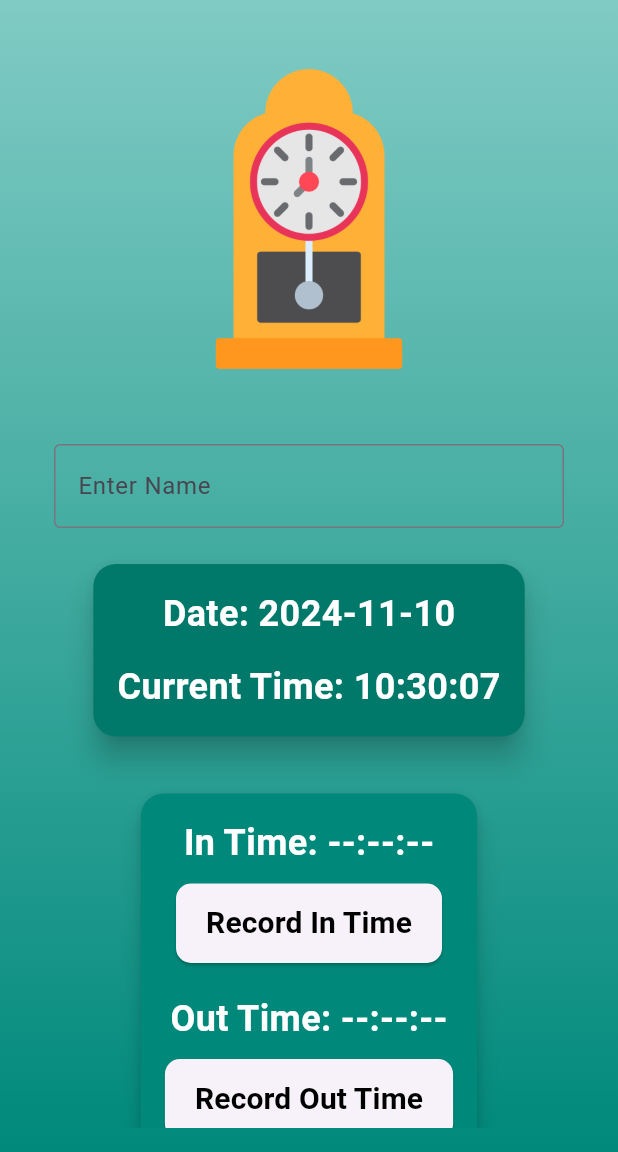
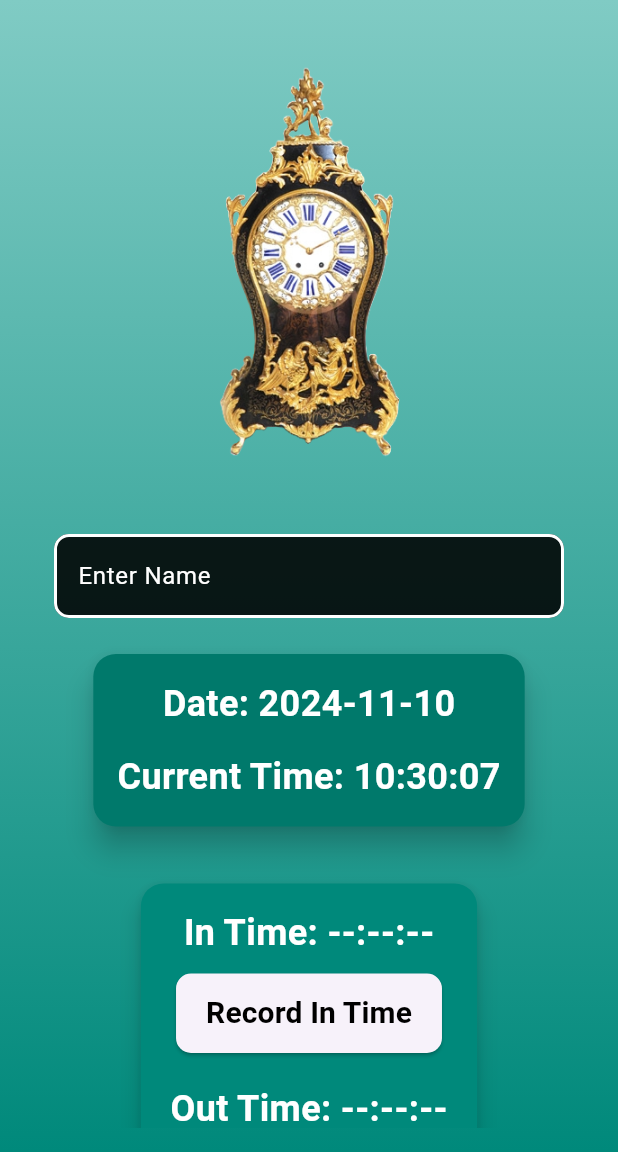
Before and after one commit to samara-aruna/Updated_SLT_Time_Recored_App, a Flutter app: the screen it shows after launch, on a phone screen of 412 x 824 dp, the part 84-1236 px from its top. Run offline on Flutter 3.47's test engine with Material 3 defaults, Android fonts, the light colour scheme and no system bars.

Commit message:
Add another image and decoration to text filed

```diff
--- a/lib/main.dart
+++ b/lib/main.dart
@@ -78,7 +78,7 @@ class _TimeRecorderScreenState extends State<TimeRecorderScreen> {
 
   void copyToClipboard() {
     Clipboard.setData(ClipboardData(text: displayText));
-    ScaffoldMessenger.of(context).showSnackBar(SnackBar(content: Text("Copied to Clipboard")));
+    ScaffoldMessenger.of(context).showSnackBar(const SnackBar(content: Text("Copied to Clipboard")));
   }
 
   String _formatCurrentTime() {
@@ -126,16 +126,31 @@ class _TimeRecorderScreenState extends State<TimeRecorderScreen> {
                 mainAxisAlignment: MainAxisAlignment.center,
                 children: [
                   Padding(
-                    padding: const EdgeInsets.symmetric(vertical: 30.0),
-                    child: Image.asset('assets/two.png', width: 200, height: 200),
+                    padding: const EdgeInsets.symmetric(vertical: 10.0),
+                    child: Image.asset('assets/file.png', width: 300, height: 300),
                   ),
                  Padding(
   padding: const EdgeInsets.all(20.0),
   child: TextField(
     decoration: InputDecoration(
+      filled: true,
+      fillColor: Colors.black87,  // Dark background color
       labelText: 'Enter Name',
-                        border: OutlineInputBorder(),
+      labelStyle: TextStyle(color: Colors.white),  // White label color
+      border: OutlineInputBorder(
+        borderRadius: BorderRadius.circular(10.0),
+        borderSide: BorderSide(color: Colors.white, width: 2.0),  // White border color
       ),
+      enabledBorder: OutlineInputBorder(
+        borderRadius: BorderRadius.circular(10.0),
+        borderSide: BorderSide(color: Colors.white, width: 2.0),
+      ),
+      focusedBorder: OutlineInputBorder(
+        borderRadius: BorderRadius.circular(10.0),
+        borderSide: BorderSide(color: Colors.blueAccent, width: 2.0),  // Accent color on focus
+      ),
+    ),
+    style: TextStyle(color: Colors.white),  // White text color
     onChanged: (value) {
       setState(() {
         userName = value;
@@ -143,6 +158,7 @@ class _TimeRecorderScreenState extends State<TimeRecorderScreen> {
     },
   ),
 ),
+
                   Card(
                     color: Colors.teal[700],
                     shape: RoundedRectangleBorder(
@@ -205,7 +221,7 @@ class _TimeRecorderScreenState extends State<TimeRecorderScreen> {
                           ElevatedButton(
                             onPressed: inTimeRecorded ? null : recordInTime,
                             style: ElevatedButton.styleFrom(
-                              padding: EdgeInsets.symmetric(horizontal: 20, vertical: 12),
+                              padding: const EdgeInsets.symmetric(horizontal: 20, vertical: 12),
                               shape: RoundedRectangleBorder(
                                 borderRadius: BorderRadius.circular(10),
                               ),
@@ -228,7 +244,7 @@ class _TimeRecorderScreenState extends State<TimeRecorderScreen> {
                           ElevatedButton(
                             onPressed: outTimeRecorded ? null : recordOutTime,
                             style: ElevatedButton.styleFrom(
-                              padding: EdgeInsets.symmetric(horizontal: 20, vertical: 12),
+                              padding: const EdgeInsets.symmetric(horizontal: 20, vertical: 12),
                               shape: RoundedRectangleBorder(
                                 borderRadius: BorderRadius.circular(10),
                               ),
@@ -311,7 +327,7 @@ class _TimeRecorderScreenState extends State<TimeRecorderScreen> {
                                       padding: const EdgeInsets.all(8.0),
                                       child: Text(
                                         record['name']!,
-                                        style: TextStyle(color: Colors.white),
+                                        style: const TextStyle(color: Colors.white),
                                         textAlign: TextAlign.center,
                                       ),
                                     ),
@@ -319,7 +335,7 @@ class _TimeRecorderScreenState extends State<TimeRecorderScreen> {
                                       padding: const EdgeInsets.all(8.0),
                                       child: Text(
                                         record['date']!,
-                                        style: TextStyle(color: Colors.white),
+                                        style: const TextStyle(color: Colors.white),
                                         textAlign: TextAlign.center,
                                       ),
                                     ),
@@ -327,7 +343,7 @@ class _TimeRecorderScreenState extends State<TimeRecorderScreen> {
                                       padding: const EdgeInsets.all(8.0),
                                       child: Text(
                                         record['inTime']!,
-                                        style: TextStyle(color: Colors.white),
+                                        style: const TextStyle(color: Colors.white),
                                         textAlign: TextAlign.center,
                                       ),
                                     ),
@@ -335,7 +351,7 @@ class _TimeRecorderScreenState extends State<TimeRecorderScreen> {
                                       padding: const EdgeInsets.all(8.0),
                                       child: Text(
                                         record['outTime']!,
-                                        style: TextStyle(color: Colors.white),
+                                        style: const TextStyle(color: Colors.white),
                                         textAlign: TextAlign.center,
                                       ),
                                     ),
@@ -348,7 +364,7 @@ class _TimeRecorderScreenState extends State<TimeRecorderScreen> {
                   ],
                   const SizedBox(height: 30),
                   const SizedBox(height: 20),
-                  Text(displayText, style: TextStyle(fontSize: 18)),
+                  Text(displayText, style: const TextStyle(fontSize: 18)),
                   const SizedBox(height: 20),
                   ElevatedButton(
                     onPressed: copyToClipboard,
```
Also changed, not shown: assets/file.png (added). Lines whose indentation alone changed are shown as unchanged.
